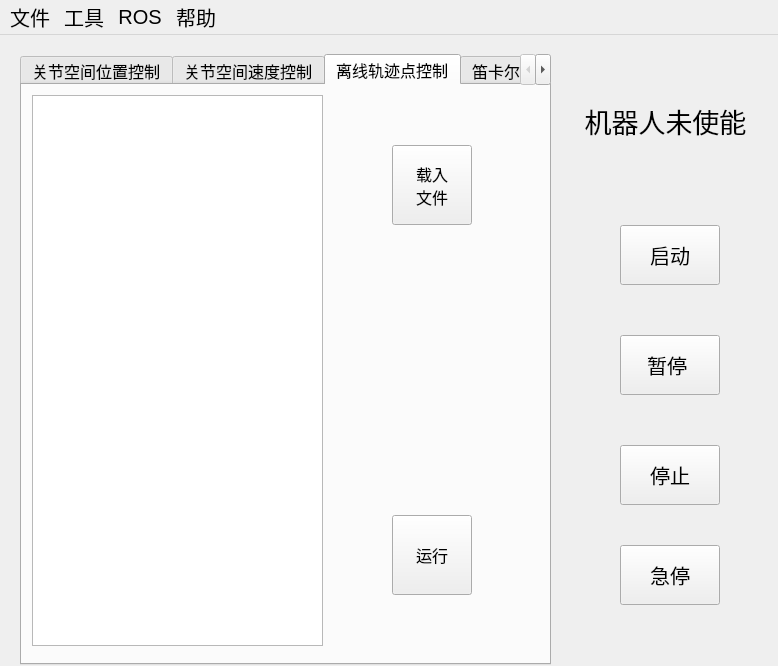
Above: ui/ui_file/modular_robot_control.ui from Jiongyu/third_modular_robot before the change. Below: the same form after it.
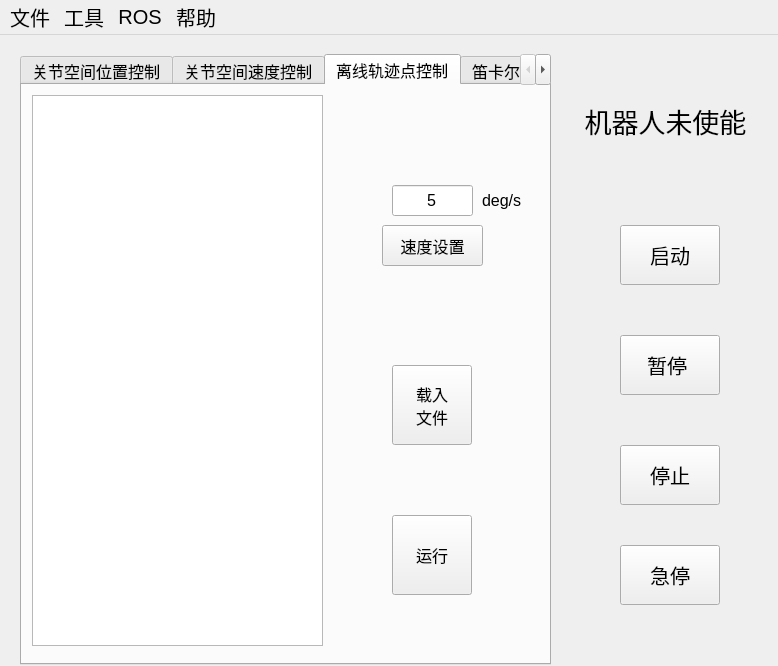
That is the form after the change. The open tabs and pages were chosen to show the change.

Diff of the .ui file:
```diff
--- a/ui/ui_file/modular_robot_control.ui
+++ b/ui/ui_file/modular_robot_control.ui
@@ -453,7 +453,7 @@
       <property name="geometry">
        <rect>
         <x>370</x>
-        <y>60</y>
+        <y>280</y>
         <width>80</width>
         <height>80</height>
        </rect>
@@ -463,6 +463,51 @@
 文件</string>
       </property>
      </widget>
+     <widget class="QPushButton" name="pushButton_18">
+      <property name="geometry">
+       <rect>
+        <x>360</x>
+        <y>140</y>
+        <width>101</width>
+        <height>41</height>
+       </rect>
+      </property>
+      <property name="text">
+       <string>速度设置</string>
+      </property>
+     </widget>
+     <widget class="QLineEdit" name="lineEdit">
+      <property name="geometry">
+       <rect>
+        <x>370</x>
+        <y>100</y>
+        <width>81</width>
+        <height>31</height>
+       </rect>
+      </property>
+      <property name="toolTip">
+       <string>&lt;html&gt;&lt;head/&gt;&lt;body&gt;&lt;p&gt;速度范围1-30度/s&lt;/p&gt;&lt;/body&gt;&lt;/html&gt;</string>
+      </property>
+      <property name="text">
+       <string>5</string>
+      </property>
+      <property name="alignment">
+       <set>Qt::AlignCenter</set>
+      </property>
+     </widget>
+     <widget class="QLabel" name="label_2">
+      <property name="geometry">
+       <rect>
+        <x>460</x>
+        <y>100</y>
+        <width>59</width>
+        <height>31</height>
+       </rect>
+      </property>
+      <property name="text">
+       <string>deg/s</string>
+      </property>
+     </widget>
     </widget>
     <widget class="QWidget" name="tab_3">
      <attribute name="title">
```
Left out of the diff: 59 changed lines with no effect on the pictures.
